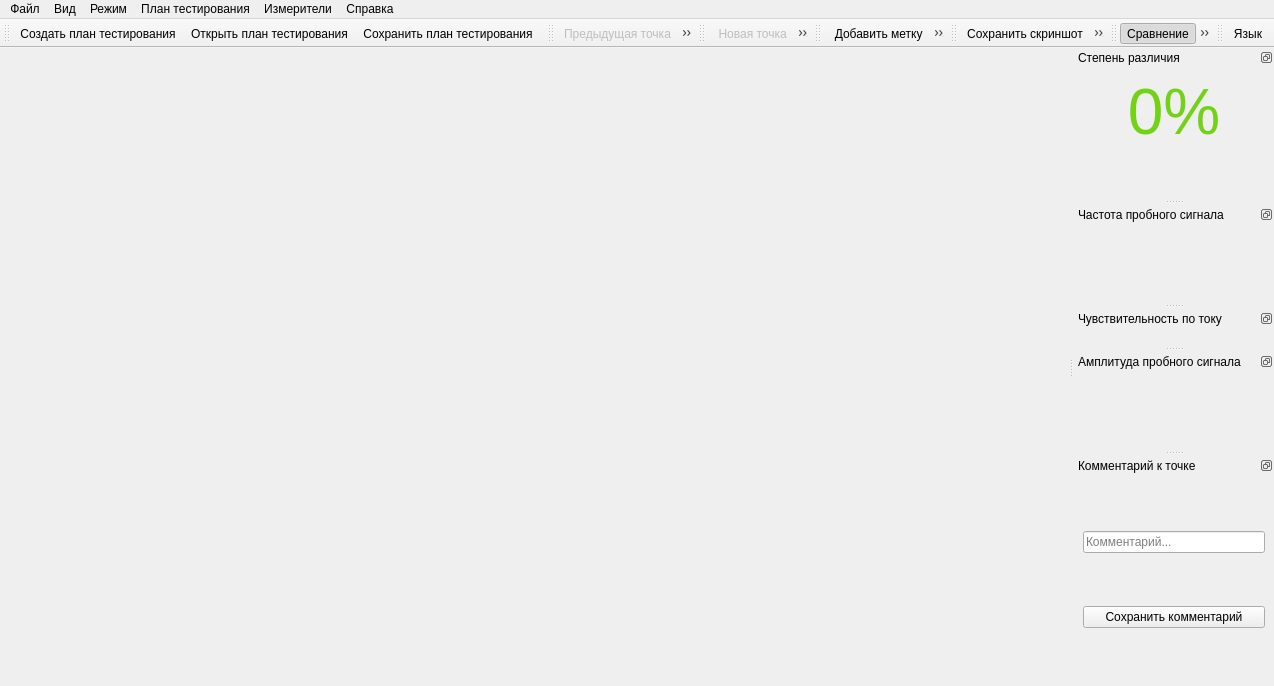
EPC-MSU/EPLab, file gui/mainwindow.ui: the form before one commit.
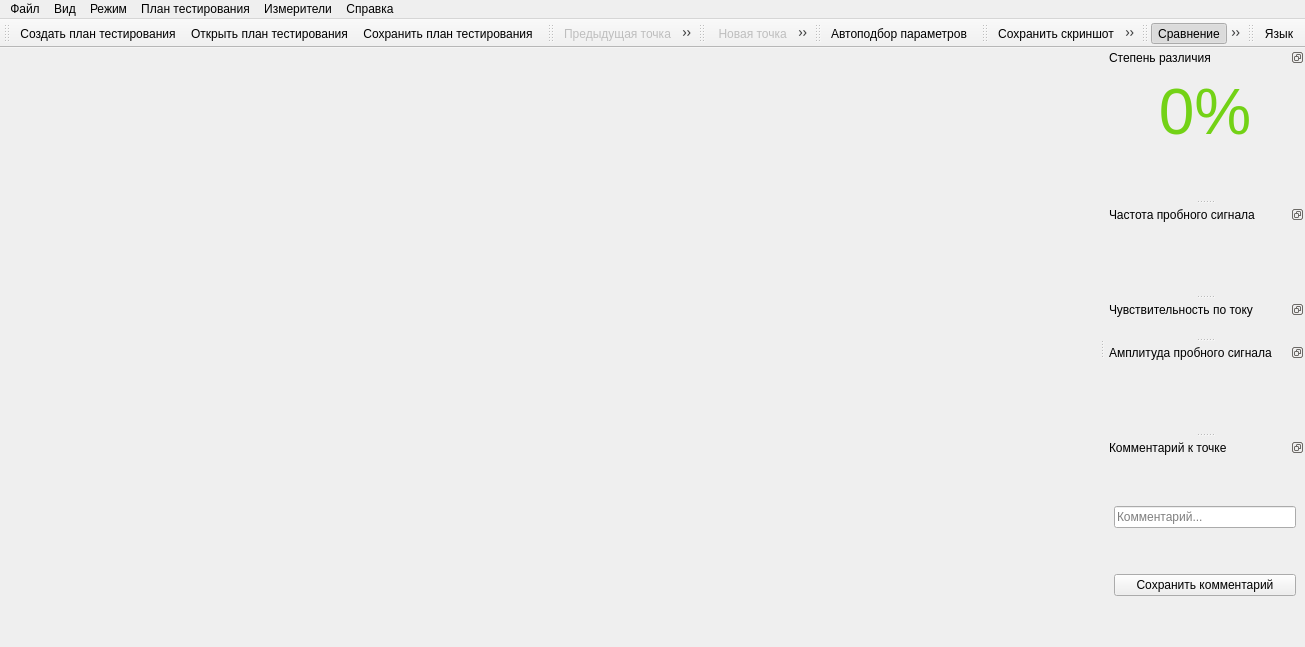
The form after the commit. Icons and pictures are not drawn.

Commit message: Added auto searching to toolbar

The edit to the form file:
```diff
--- a/gui/mainwindow.ui
+++ b/gui/mainwindow.ui
@@ -6,8 +6,8 @@
    <rect>
     <x>0</x>
     <y>0</y>
-    <width>951</width>
-    <height>686</height>
+    <width>1003</width>
+    <height>647</height>
    </rect>
   </property>
   <property name="windowTitle">
@@ -164,7 +164,7 @@
     <rect>
      <x>0</x>
      <y>0</y>
-     <width>951</width>
+     <width>1003</width>
      <height>21</height>
     </rect>
    </property>
@@ -311,18 +311,9 @@
    <addaction name="new_point_action"/>
    <addaction name="save_point_action"/>
   </widget>
-  <widget class="QToolBar" name="toolBar_cursor">
-   <property name="minimumSize">
-    <size>
-     <width>0</width>
-     <height>0</height>
-    </size>
-   </property>
+  <widget class="QToolBar" name="toolbar_auto_search">
    <property name="windowTitle">
-    <string>Курсор</string>
-   </property>
-   <property name="toolButtonStyle">
-    <enum>Qt::ToolButtonTextBesideIcon</enum>
+    <string>toolBar</string>
    </property>
    <attribute name="toolBarArea">
     <enum>TopToolBarArea</enum>
@@ -330,8 +321,7 @@
    <attribute name="toolBarBreak">
     <bool>false</bool>
    </attribute>
-   <addaction name="add_cursor_action"/>
-   <addaction name="remove_cursor_action"/>
+   <addaction name="search_optimal_action"/>
   </widget>
   <widget class="QToolBar" name="toolBar_compare">
    <property name="windowTitle">
@@ -349,6 +339,8 @@
    <addaction name="save_screen_action"/>
    <addaction name="freeze_curve_a_action"/>
    <addaction name="freeze_curve_b_action"/>
+   <addaction name="add_cursor_action"/>
+   <addaction name="remove_cursor_action"/>
   </widget>
   <widget class="QToolBar" name="toolBar_mode">
    <property name="windowTitle">
```
Left out of the diff: 29 changed lines with no effect on the pictures. The commit also changes 1 other file.
